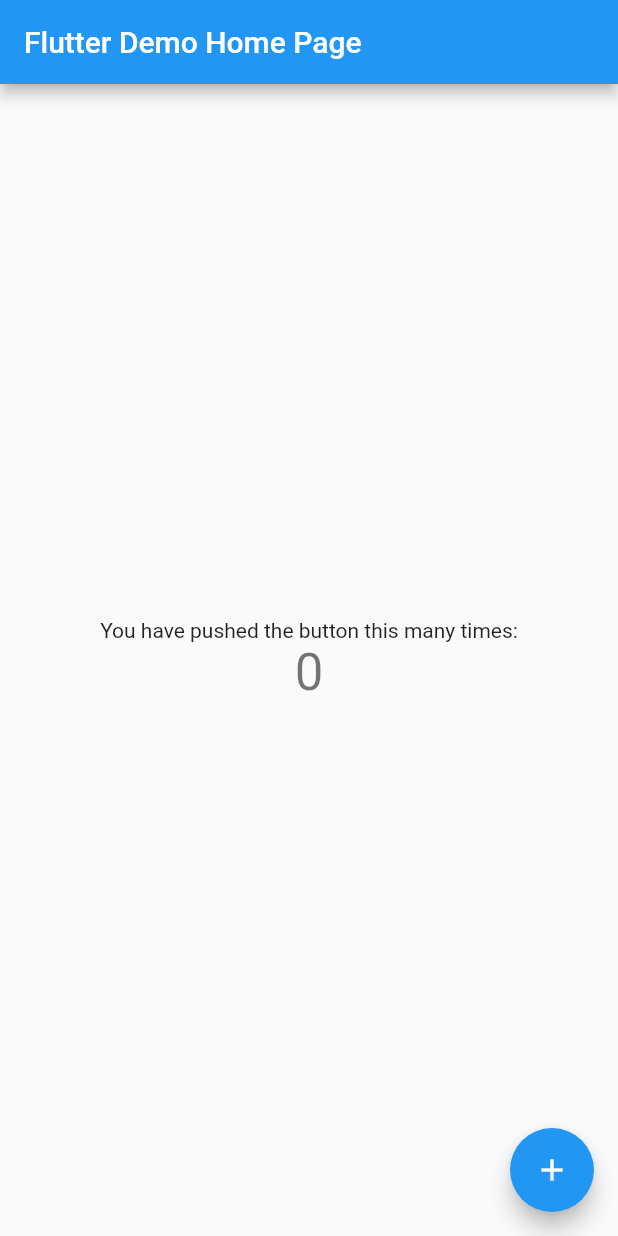
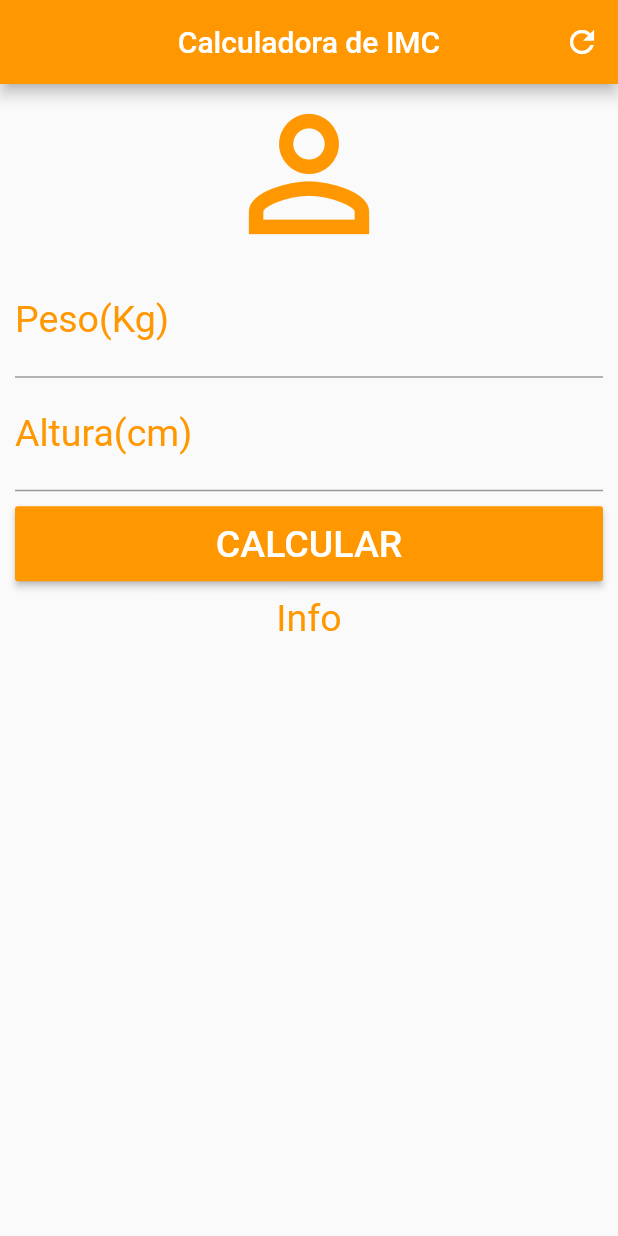
Before and after one commit to luccanog/calculadora-imc, a Flutter app: the screen it shows after launch, on a phone screen of 412 x 824 dp. Run offline on Flutter 3.47's test engine with Material 2 defaults, Android fonts, the phone set to English and light mode, and no system bars.

Commit message:
layout done

```diff
--- a/lib/main.dart
+++ b/lib/main.dart
@@ -1,117 +1,88 @@
 import 'package:flutter/material.dart';
+import 'package:flutter/rendering.dart';
 
-void main() {
-  runApp(MyApp());
+void main() => runApp(MaterialApp(
+      home: Home(),
+      debugShowCheckedModeBanner: false,
+    ));
+
+class Home extends StatefulWidget {
+  @override
+  State<StatefulWidget> createState() => HomeState();
 }
 
-class MyApp extends StatelessWidget {
-  // This widget is the root of your application.
+class HomeState extends State<Home> {
   @override
   Widget build(BuildContext context) {
-    return MaterialApp(
-      title: 'Flutter Demo',
-      theme: ThemeData(
-        // This is the theme of your application.
-        //
-        // Try running your application with "flutter run". You'll see the
-        // application has a blue toolbar. Then, without quitting the app, try
-        // changing the primarySwatch below to Colors.green and then invoke
-        // "hot reload" (press "r" in the console where you ran "flutter run",
-        // or simply save your changes to "hot reload" in a Flutter IDE).
-        // Notice that the counter didn't reset back to zero; the application
-        // is not restarted.
-        primarySwatch: Colors.blue,
-        // This makes the visual density adapt to the platform that you run
-        // the app on. For desktop platforms, the controls will be smaller and
-        // closer together (more dense) than on mobile platforms.
-        visualDensity: VisualDensity.adaptivePlatformDensity,
-      ),
-      home: MyHomePage(title: 'Flutter Demo Home Page'),
-    );
+    return Scaffold(
+        appBar: AppBar(
+            title: Text('Calculadora de IMC'),
+            centerTitle: true,
+            backgroundColor: Colors.orange,
+            actions: <Widget>[
+              IconButton(
+                icon: Icon(Icons.refresh),
+                onPressed: () {},
+              )
+            ]),
+        body: SingleChildScrollView(
+          padding: EdgeInsets.fromLTRB(10, 0, 10, 0),
+          child: Column(
+            crossAxisAlignment: CrossAxisAlignment.stretch,
+            children: <Widget>[
+              Icon(Icons.person_outline, size: 120, color: Colors.orange),
+              TextField(
+                keyboardType: TextInputType.number,
+                decoration: InputDecoration(
+                  labelText: "Peso(Kg)",
+                  labelStyle: TextStyle(
+                    color: Colors.orange,
+                    fontSize: 25,
+                  ),
+                ),
+                textAlign: TextAlign.center,
+                style: TextStyle(
+                  color: Colors.orange,
+                  fontSize: 25,
+                ),
+              ),
+              TextField(
+                keyboardType: TextInputType.number,
+                decoration: InputDecoration(
+                  labelText: "Altura(cm)",
+                  labelStyle: TextStyle(
+                    color: Colors.orange,
+                    fontSize: 25,
+                  ),
+                ),
+                textAlign: TextAlign.center,
+                style: TextStyle(
+                  color: Colors.orange,
+                  fontSize: 25,
+                ),
+              ),
+              Padding(
+                padding: EdgeInsets.only(top: 10, bottom: 10),
+                child: Container(
+                  height: 50,
+                  child: RaisedButton(
+                    onPressed: () {},
+                    child: Text(
+                      "CALCULAR",
+                      style: TextStyle(fontSize: 25),
+                    ),
+                    color: Colors.orange,
+                    textColor: Colors.white,
+                  ),
+                ),
+              ),
+              Text(
+                "Info",
+                textAlign: TextAlign.center,
+                style: TextStyle(color: Colors.orange, fontSize: 25.0),
+              )
+            ],
+          ),
+        ));
   }
 }
-
-class MyHomePage extends StatefulWidget {
-  MyHomePage({Key key, this.title}) : super(key: key);
-
-  // This widget is the home page of your application. It is stateful, meaning
-  // that it has a State object (defined below) that contains fields that affect
-  // how it looks.
-
-  // This class is the configuration for the state. It holds the values (in this
-  // case the title) provided by the parent (in this case the App widget) and
-  // used by the build method of the State. Fields in a Widget subclass are
-  // always marked "final".
-
-  final String title;
-
-  @override
-  _MyHomePageState createState() => _MyHomePageState();
-}
-
-class _MyHomePageState extends State<MyHomePage> {
-  int _counter = 0;
-
-  void _incrementCounter() {
-    setState(() {
-      // This call to setState tells the Flutter framework that something has
-      // changed in this State, which causes it to rerun the build method below
-      // so that the display can reflect the updated values. If we changed
-      // _counter without calling setState(), then the build method would not be
-      // called again, and so nothing would appear to happen.
-      _counter++;
-    });
-  }
-
-  @override
-  Widget build(BuildContext context) {
-    // This method is rerun every time setState is called, for instance as done
-    // by the _incrementCounter method above.
-    //
-    // The Flutter framework has been optimized to make rerunning build methods
-    // fast, so that you can just rebuild anything that needs updating rather
-    // than having to individually change instances of widgets.
-    return Scaffold(
-      appBar: AppBar(
-        // Here we take the value from the MyHomePage object that was created by
-        // the App.build method, and use it to set our appbar title.
-        title: Text(widget.title),
-      ),
-      body: Center(
-        // Center is a layout widget. It takes a single child and positions it
-        // in the middle of the parent.
-        child: Column(
-          // Column is also a layout widget. It takes a list of children and
-          // arranges them vertically. By default, it sizes itself to fit its
-          // children horizontally, and tries to be as tall as its parent.
-          //
-          // Invoke "debug painting" (press "p" in the console, choose the
-          // "Toggle Debug Paint" action from the Flutter Inspector in Android
-          // Studio, or the "Toggle Debug Paint" command in Visual Studio Code)
-          // to see the wireframe for each widget.
-          //
-          // Column has various properties to control how it sizes itself and
-          // how it positions its children. Here we use mainAxisAlignment to
-          // center the children vertically; the main axis here is the vertical
-          // axis because Columns are vertical (the cross axis would be
-          // horizontal).
-          mainAxisAlignment: MainAxisAlignment.center,
-          children: <Widget>[
-            Text(
-              'You have pushed the button this many times:',
-            ),
-            Text(
-              '$_counter',
-              style: Theme.of(context).textTheme.headline4,
-            ),
-          ],
-        ),
-      ),
-      floatingActionButton: FloatingActionButton(
-        onPressed: _incrementCounter,
-        tooltip: 'Increment',
-        child: Icon(Icons.add),
-      ), // This trailing comma makes auto-formatting nicer for build methods.
-    );
-  }
-}
```
Also changed, not shown: 2 other files.
